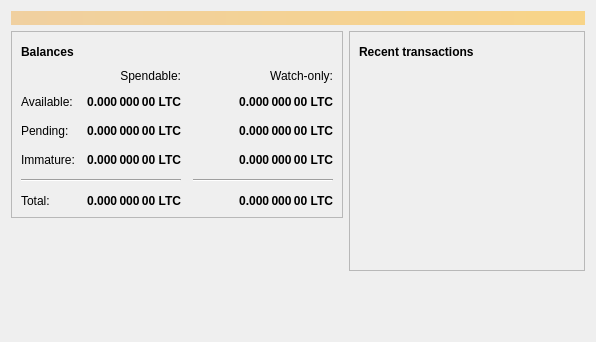
Old version of the form src/qt/forms/overviewpage.ui in the repository anonymousess/litecoin.
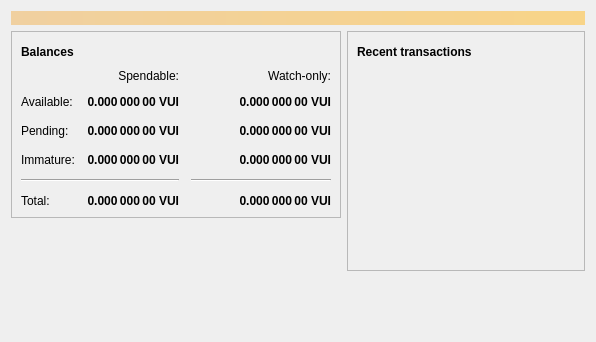
New version of the form. Icons and pictures are not drawn.

```diff
--- a/src/qt/forms/overviewpage.ui
+++ b/src/qt/forms/overviewpage.ui
@@ -129,7 +129,7 @@
                <string>Unconfirmed transactions to watch-only addresses</string>
               </property>
               <property name="text">
-               <string notr="true">0.000 000 00 LTC</string>
+               <string notr="true">0.000 000 00 VUI</string>
               </property>
               <property name="alignment">
                <set>Qt::AlignRight|Qt::AlignTrailing|Qt::AlignVCenter</set>
@@ -154,7 +154,7 @@
                <string>Total of transactions that have yet to be confirmed, and do not yet count toward the spendable balance</string>
               </property>
               <property name="text">
-               <string notr="true">0.000 000 00 LTC</string>
+               <string notr="true">0.000 000 00 VUI</string>
               </property>
               <property name="alignment">
                <set>Qt::AlignRight|Qt::AlignTrailing|Qt::AlignVCenter</set>
@@ -179,7 +179,7 @@
                <string>Mined balance in watch-only addresses that has not yet matured</string>
               </property>
               <property name="text">
-               <string notr="true">0.000 000 00 LTC</string>
+               <string notr="true">0.000 000 00 VUI</string>
               </property>
               <property name="alignment">
                <set>Qt::AlignRight|Qt::AlignTrailing|Qt::AlignVCenter</set>
@@ -237,7 +237,7 @@
                <string>Mined balance that has not yet matured</string>
               </property>
               <property name="text">
-               <string notr="true">0.000 000 00 LTC</string>
+               <string notr="true">0.000 000 00 VUI</string>
               </property>
               <property name="alignment">
                <set>Qt::AlignRight|Qt::AlignTrailing|Qt::AlignVCenter</set>
@@ -282,7 +282,7 @@
                <string>Your current total balance</string>
               </property>
               <property name="text">
-               <string notr="true">0.000 000 00 LTC</string>
+               <string notr="true">0.000 000 00 VUI</string>
               </property>
               <property name="alignment">
                <set>Qt::AlignRight|Qt::AlignTrailing|Qt::AlignVCenter</set>
@@ -307,7 +307,7 @@
                <string>Current total balance in watch-only addresses</string>
               </property>
               <property name="text">
-               <string notr="true">0.000 000 00 LTC</string>
+               <string notr="true">0.000 000 00 VUI</string>
               </property>
               <property name="alignment">
                <set>Qt::AlignRight|Qt::AlignTrailing|Qt::AlignVCenter</set>
@@ -349,7 +349,7 @@
                <string>Your current spendable balance</string>
               </property>
               <property name="text">
-               <string notr="true">0.000 000 00 LTC</string>
+               <string notr="true">0.000 000 00 VUI</string>
               </property>
               <property name="alignment">
                <set>Qt::AlignRight|Qt::AlignTrailing|Qt::AlignVCenter</set>
@@ -374,7 +374,7 @@
                <string>Your current balance in watch-only addresses</string>
               </property>
               <property name="text">
-               <string notr="true">0.000 000 00 LTC</string>
+               <string notr="true">0.000 000 00 VUI</string>
               </property>
               <property name="alignment">
                <set>Qt::AlignRight|Qt::AlignTrailing|Qt::AlignVCenter</set>
```
